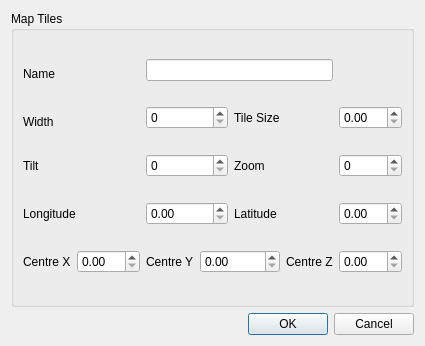
The window that forms/repo_maptilesdialog.ui (3drepo/3drepogui) describes before a commit, drawn with Qt 5.
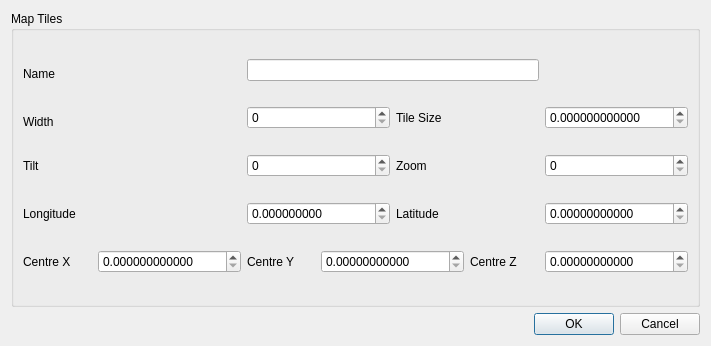
The same window after the commit.

Commit message: ISSUE #40 make the maptile dialog bigger and support more decimal places

Diff of the .ui file:
```diff
--- a/forms/repo_maptilesdialog.ui
+++ b/forms/repo_maptilesdialog.ui
@@ -6,7 +6,7 @@
    <rect>
     <x>0</x>
     <y>0</y>
-    <width>425</width>
+    <width>711</width>
     <height>346</height>
    </rect>
   </property>
@@ -44,7 +44,11 @@
        <widget class="QSpinBox" name="tiltSpinBox"/>
       </item>
       <item row="1" column="7" colspan="2">
-       <widget class="QDoubleSpinBox" name="tileSpinBox"/>
+       <widget class="QDoubleSpinBox" name="tileSpinBox">
+        <property name="decimals">
+         <number>12</number>
+        </property>
+       </widget>
       </item>
       <item row="2" column="0">
        <widget class="QLabel" name="tiltLabel">
@@ -78,10 +82,18 @@
        <widget class="QLineEdit" name="nameLineEdit"/>
       </item>
       <item row="3" column="7" colspan="2">
-       <widget class="QDoubleSpinBox" name="latSpinBox"/>
+       <widget class="QDoubleSpinBox" name="latSpinBox">
+        <property name="decimals">
+         <number>11</number>
+        </property>
+       </widget>
       </item>
       <item row="3" column="3" colspan="2">
-       <widget class="QDoubleSpinBox" name="longSpinBox"/>
+       <widget class="QDoubleSpinBox" name="longSpinBox">
+        <property name="decimals">
+         <number>9</number>
+        </property>
+       </widget>
       </item>
       <item row="2" column="7" colspan="2">
        <widget class="QSpinBox" name="zoomSpinBox"/>
@@ -94,7 +106,11 @@
        </widget>
       </item>
       <item row="5" column="1" colspan="2">
-       <widget class="QDoubleSpinBox" name="xSpinBox"/>
+       <widget class="QDoubleSpinBox" name="xSpinBox">
+        <property name="decimals">
+         <number>12</number>
+        </property>
+       </widget>
       </item>
       <item row="5" column="3">
        <widget class="QLabel" name="coordLabel_3">
@@ -111,7 +127,11 @@
        </widget>
       </item>
       <item row="5" column="7" colspan="2">
-       <widget class="QDoubleSpinBox" name="zSpinBox"/>
+       <widget class="QDoubleSpinBox" name="zSpinBox">
+        <property name="decimals">
+         <number>11</number>
+        </property>
+       </widget>
       </item>
       <item row="5" column="0">
        <widget class="QLabel" name="coordLabel_2">
@@ -121,7 +141,11 @@
        </widget>
       </item>
       <item row="5" column="4" colspan="2">
-       <widget class="QDoubleSpinBox" name="ySpinBox"/>
+       <widget class="QDoubleSpinBox" name="ySpinBox">
+        <property name="decimals">
+         <number>11</number>
+        </property>
+       </widget>
       </item>
       <item row="1" column="3" colspan="2">
        <widget class="QSpinBox" name="widthSpinBox"/>
```
Left out of the diff: 6 changed lines with no effect on the pictures.
